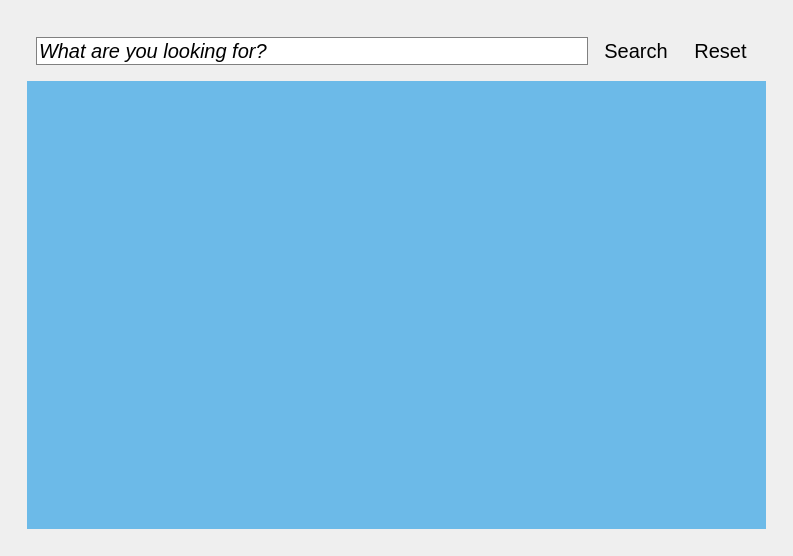
Qt form checkout.ui (sbadame/checkout) before a commit.
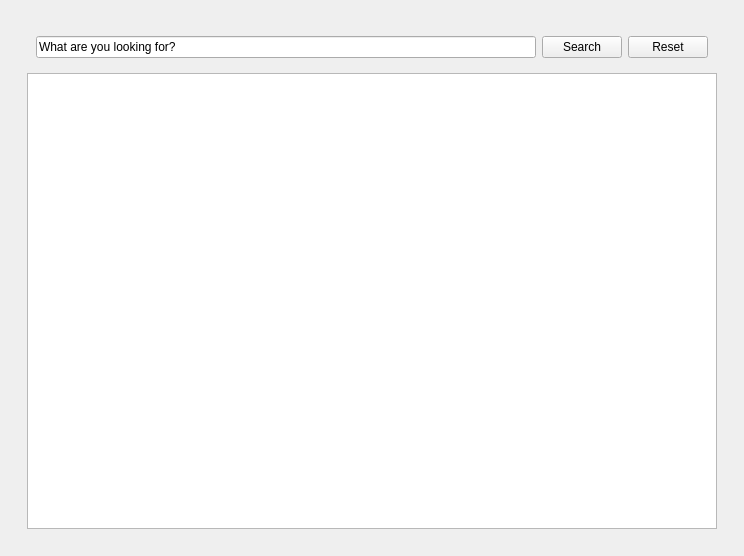
The same form after that commit.

Commit message: Removed the custom styles for now

```diff
--- a/checkout.ui
+++ b/checkout.ui
@@ -14,55 +14,7 @@
    <string>Checkout</string>
   </property>
   <property name="styleSheet">
-   <string notr="true">QWidget {
-  font-family: 'Calibri';
-  font-size: 16px;
-}
-
-QLineEdit {
-  font-size: 20px;
-  font-family: 'Calibri';
-  font-style: italic;
-  border: 1px solid gray;
-}
-
-QPushButton {
-  padding: 3px 10px 3px 10px;
-  font-size: 20px;
-  border: none;
-}
-
-QPushButton:hover {
-  color: white;
-  background-color: #3AA6D0;
-  border: 1px solid blue;
-}
-
-QTableWidget QPushButton {
-  margin: 12px 20px 12px 20px;
-  padding: 12px 20px 12px 20px;
-  font-size: 12px;
-}
-
-QTableWidget {
-  font-size: 16px;
-  font-family: 'Gisha';
-  background-color: #6CBAE8;
-  alternate-background-color: #8DC6E8;
-  border: none;
-}
-
-QTableWidget::item {
- /*  padding: 10px 0px 10px 10px; */
-  margin: 10px 0px 0px 0px;
-  border-bottom: 0.5px solid white;
-}
-
-QTableWidget::item:selected:active {
-   background-color: #145D88;
-    border-top: 1px solid black;
-    border-bottom: 1px solid black;
-}</string>
+   <string notr="true"/>
   </property>
   <widget class="QWidget" name="centralwidget">
    <property name="styleSheet">
```
Left out of the diff: 4 changed lines with no effect on the pictures.
